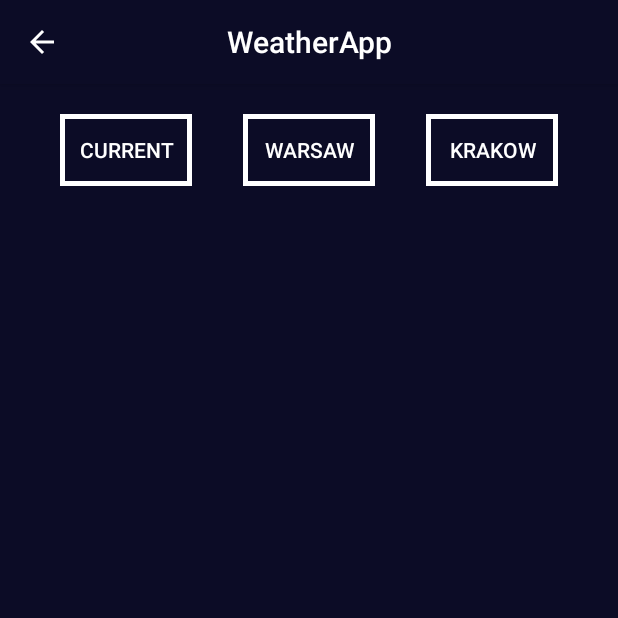
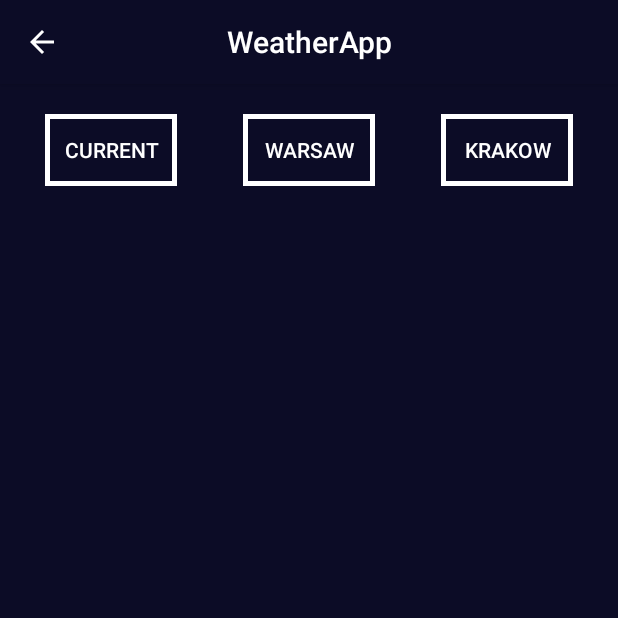
Before and after one commit to lukassakwa/WeatherApp, an Android app: the CitiesActivity screen opened directly, with no data from a screen before it, on a phone screen of 412 x 824 dp, the top half of it. Run offline under Robolectric (Android 15) with nearby library versions, the phone set to English and light mode, and no system bars.

```diff
--- a/app/src/main/java/com/olivier/weatherapp/CitiesActivity.java
+++ b/app/src/main/java/com/olivier/weatherapp/CitiesActivity.java
@@ -26,8 +26,8 @@ public class CitiesActivity extends AppCompatActivity {
     private FusedLocationProviderClient mFusedLocationProviderClient;
     private LocationRequest locationResult;
 
-    private Intent intent = new Intent();
-    private Bundle bundle = new Bundle();
+    private final Intent intent = new Intent();
+    private final Bundle bundle = new Bundle();
 
     @Override
     protected void onCreate(@Nullable Bundle savedInstanceState) {
@@ -125,6 +125,12 @@ public class CitiesActivity extends AppCompatActivity {
         });
     }
 
+    @Override
+    public void onBackPressed() {
+        //super.onBackPressed();
+        onExitActivity();
+    }
+
     private void sendData(Double lon, Double lat, String name){
         HttpModel httpModel = new HttpModel();
         httpModel.setLon(lon);
--- a/app/src/main/res/layout/cities_activity.xml
+++ b/app/src/main/res/layout/cities_activity.xml
@@ -62,7 +62,7 @@
                 android:background="@drawable/city_button"
                 app:layout_constraintTop_toTopOf="parent"
                 app:layout_constraintBottom_toBottomOf="parent"
-                app:layout_constraintStart_toStartOf="parent" android:layout_marginStart="20dp"/>
+                app:layout_constraintStart_toStartOf="parent" android:layout_marginStart="10dp"/>
         <Button
                 android:text="Krakow"
                 android:layout_width="wrap_content"
@@ -71,6 +71,6 @@
                 android:background="@drawable/city_button"
                 app:layout_constraintTop_toTopOf="parent"
                 app:layout_constraintBottom_toBottomOf="parent" app:layout_constraintEnd_toEndOf="parent"
-                android:layout_marginEnd="20dp"/>
+                android:layout_marginEnd="10dp"/>
     </androidx.constraintlayout.widget.ConstraintLayout>
 </androidx.constraintlayout.widget.ConstraintLayout>
```
